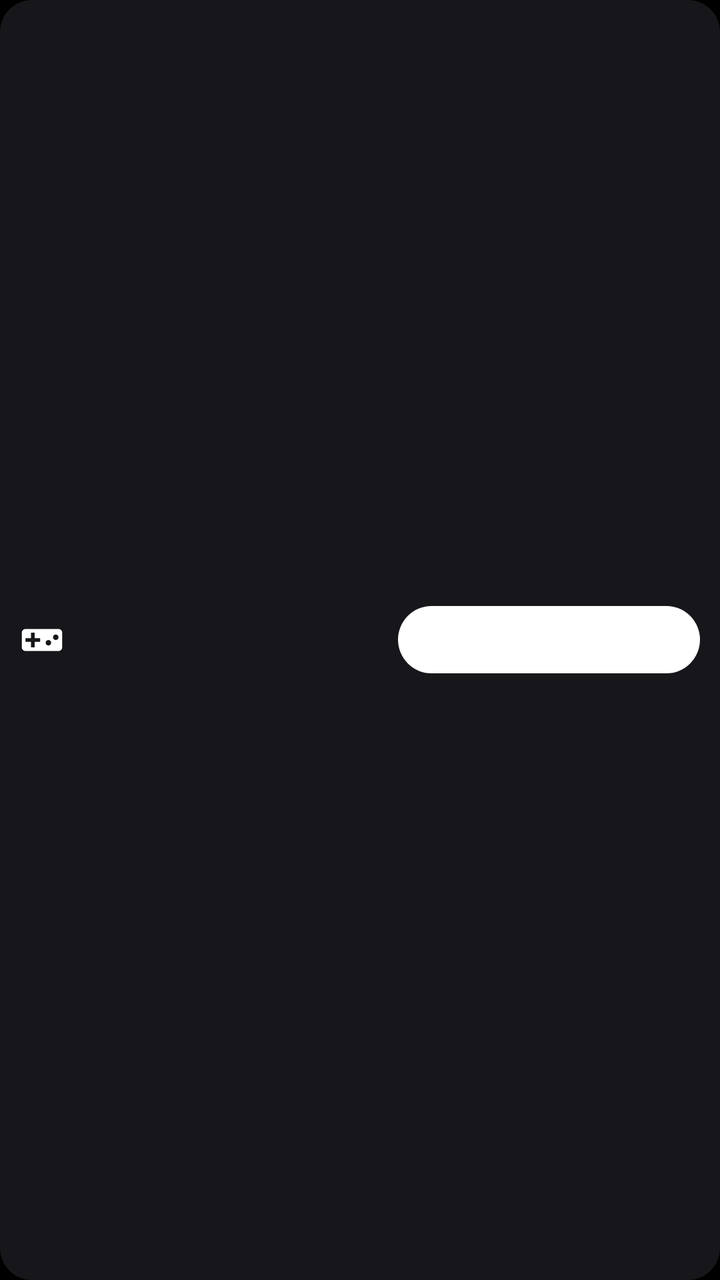
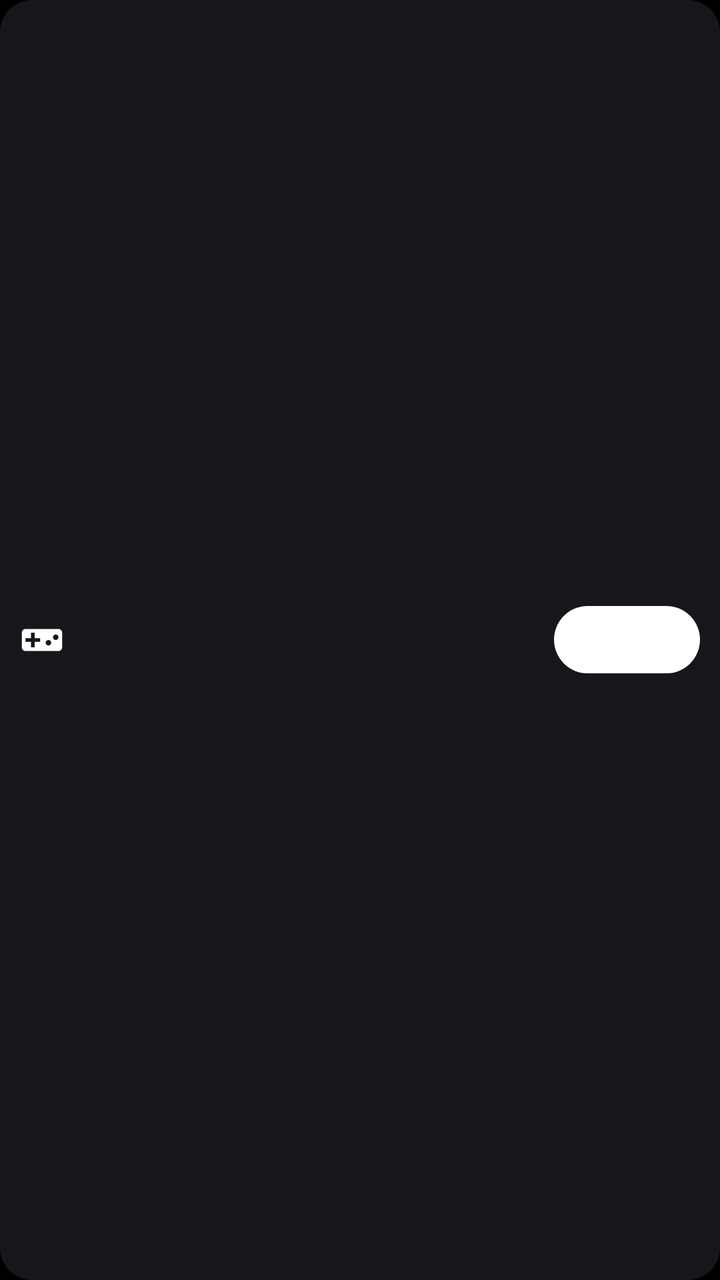

Two renders of the same Android screen: before a commit and after it. Below are the layout's source before the change and the commit's diff.
<!-- AndroidManifest.xml: application theme Theme.CustomAnimator -->
<!-- res/layout/widget_game_mode_wide.xml -->
<?xml version="1.0" encoding="utf-8"?>
<LinearLayout xmlns:android="http://schemas.android.com/apk/res/android"
    android:id="@+id/game_mode_root"
    android:layout_width="match_parent"
    android:layout_height="match_parent"
    android:orientation="horizontal"
    android:gravity="center_vertical"
    android:background="@drawable/widget_bg_preview"
    android:padding="10dp">

    <ImageView
        android:id="@+id/game_mode_icon"
        android:layout_width="22dp"
        android:layout_height="22dp"
        android:layout_marginEnd="8dp"
        android:src="@drawable/ic_tile_videogame_asset"
        android:contentDescription="@string/game_mode" />

    <LinearLayout
        android:layout_width="0dp"
        android:layout_height="wrap_content"
        android:layout_weight="1"
        android:orientation="vertical">

        <TextView
            android:id="@+id/game_mode_title"
            android:layout_width="match_parent"
            android:layout_height="wrap_content"
            android:maxLines="1"
            android:ellipsize="end"
            android:textSize="14sp"
            android:textStyle="bold"
            android:textColor="#FFFFFFFF" />

        <TextView
            android:id="@+id/game_mode_status"
            android:layout_width="match_parent"
            android:layout_height="wrap_content"
            android:maxLines="2"
            android:ellipsize="end"
            android:textSize="11sp"
            android:textColor="#FFFFFFFF" />
    </LinearLayout>

    <TextView
        android:id="@+id/game_mode_button"
        android:layout_width="wrap_content"
        android:layout_height="wrap_content"
        android:layout_marginStart="8dp"
        android:paddingStart="16dp"
        android:paddingEnd="16dp"
        android:paddingTop="8dp"
        android:paddingBottom="8dp"
        android:background="@drawable/widget_boost_button"
        android:textSize="13sp"
        android:textStyle="bold"
        android:textColor="#FFFFFFFF"
        android:text="@string/game_mode_turn_on" />

    <ProgressBar
        android:id="@+id/game_mode_progress"
        android:layout_width="28dp"
        android:layout_height="28dp"
        android:layout_marginStart="8dp"
        android:visibility="gone"
        style="?android:attr/progressBarStyleSmall" />
</LinearLayout>
<!-- resources referenced by this layout -->
<resources>
  <!-- drawable ic_tile_videogame_asset (drawable) -->
  <?xml version="1.0" encoding="utf-8"?>
  <vector xmlns:android="http://schemas.android.com/apk/res/android"
      android:width="24dp"
      android:height="24dp"
      android:viewportWidth="24"
      android:viewportHeight="24">
      <path
          android:fillColor="@android:color/white"
          android:pathData="M21,6H3C1.9,6 1,6.9 1,8v8c0,1.1 0.9,2 2,2h18c1.1,0 2,-0.9 2,-2V8C23,6.9 22.1,6 21,6zM11,13H8v3H6v-3H3v-2h3V8h2v3h3V13zM15.5,15c-0.83,0 -1.5,-0.67 -1.5,-1.5s0.67,-1.5 1.5,-1.5s1.5,0.67 1.5,1.5S16.33,15 15.5,15zM19.5,12c-0.83,0 -1.5,-0.67 -1.5,-1.5S18.67,9 19.5,9S21,9.67 21,10.5S20.33,12 19.5,12z" />
  </vector>
  <!-- drawable widget_bg_preview (drawable) -->
  <?xml version="1.0" encoding="utf-8"?>
  <shape xmlns:android="http://schemas.android.com/apk/res/android"
      android:shape="rectangle">
      <solid android:color="#D91C1B1F" />
      <corners android:radius="16dp" />
  </shape>
  <!-- drawable widget_boost_button (drawable) -->
  <?xml version="1.0" encoding="utf-8"?>
  <shape xmlns:android="http://schemas.android.com/apk/res/android"
      android:shape="rectangle">
      <solid android:color="#FFFFFFFF" />
      <corners android:radius="20dp" />
  </shape>
  <string name="game_mode">Game Mode</string>
  <string name="game_mode_turn_on">Turn on Game Mode</string>
  <style name="Theme.CustomAnimator" parent="android:Theme.Material.Light.NoActionBar">
          <item name="android:windowBackground">@android:color/black</item>
      </style>
</resources>

<!-- the commit's change to res/layout/widget_game_mode_wide.xml (unified diff, before → after) -->
@@ -20,6 +20,7 @@
         android:layout_width="0dp"
         android:layout_height="wrap_content"
         android:layout_weight="1"
+        android:minWidth="0dp"
         android:orientation="vertical">
 
         <TextView
@@ -47,15 +48,19 @@
         android:layout_width="wrap_content"
         android:layout_height="wrap_content"
         android:layout_marginStart="8dp"
-        android:paddingStart="16dp"
-        android:paddingEnd="16dp"
+        android:paddingStart="14dp"
+        android:paddingEnd="14dp"
         android:paddingTop="8dp"
         android:paddingBottom="8dp"
         android:background="@drawable/widget_boost_button"
+        android:gravity="center"
+        android:maxWidth="120dp"
+        android:maxLines="1"
+        android:ellipsize="end"
         android:textSize="13sp"
         android:textStyle="bold"
         android:textColor="#FFFFFFFF"
-        android:text="@string/game_mode_turn_on" />
+        android:text="@string/game_mode_widget_turn_on" />
 
     <ProgressBar
         android:id="@+id/game_mode_progress"
<!-- resource entries referenced after the edit -->
@@ -26,7 +26,7 @@
       <corners android:radius="20dp" />
   </shape>
   <string name="game_mode">Game Mode</string>
-  <string name="game_mode_turn_on">Turn on Game Mode</string>
+  <string name="game_mode_widget_turn_on">Turn on</string>
   <style name="Theme.CustomAnimator" parent="android:Theme.Material.Light.NoActionBar">
           <item name="android:windowBackground">@android:color/black</item>
       </style>
